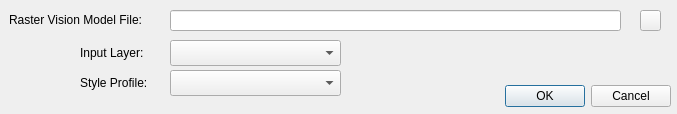
Qt form predict_dialog_base.ui (azavea/raster-vision-qgis) before a commit.
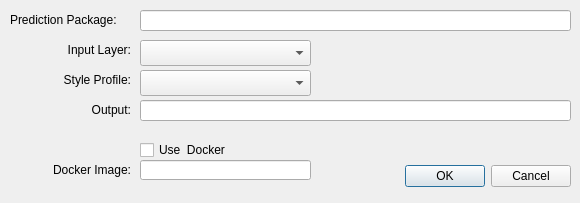
The same form after that commit. Icons and pictures are not drawn.

Commit message: Added predict dialog funtionality

Diff of the .ui file:
```diff
--- a/predict_dialog_base.ui
+++ b/predict_dialog_base.ui
@@ -6,8 +6,8 @@
    <rect>
     <x>0</x>
     <y>0</y>
-    <width>677</width>
-    <height>114</height>
+    <width>580</width>
+    <height>203</height>
    </rect>
   </property>
   <property name="windowTitle">
@@ -19,9 +19,9 @@
   <widget class="QDialogButtonBox" name="button_box">
    <property name="geometry">
     <rect>
-     <x>330</x>
-     <y>80</y>
-     <width>341</width>
+     <x>400</x>
+     <y>160</y>
+     <width>171</width>
      <height>32</height>
     </rect>
    </property>
@@ -35,22 +35,22 @@
   <widget class="QLabel" name="label">
    <property name="geometry">
     <rect>
-     <x>9</x>
+     <x>10</x>
      <y>10</y>
-     <width>151</width>
+     <width>121</width>
      <height>20</height>
     </rect>
    </property>
    <property name="text">
-    <string>Raster Vision Model File:</string>
+    <string>Prediction Package:</string>
    </property>
   </widget>
   <widget class="QLineEdit" name="model_file_edit">
    <property name="geometry">
     <rect>
-     <x>170</x>
+     <x>140</x>
      <y>10</y>
-     <width>451</width>
+     <width>431</width>
      <height>21</height>
     </rect>
    </property>
@@ -58,7 +58,7 @@
   <widget class="QComboBox" name="style_profile_combobox">
    <property name="geometry">
     <rect>
-     <x>170</x>
+     <x>140</x>
      <y>70</y>
      <width>171</width>
      <height>26</height>
@@ -68,37 +68,23 @@
   <widget class="QLabel" name="label_3">
    <property name="geometry">
     <rect>
-     <x>80</x>
+     <x>10</x>
      <y>70</y>
-     <width>81</width>
-     <height>26</height>
+     <width>121</width>
+     <height>20</height>
     </rect>
    </property>
    <property name="text">
     <string>Style Profile:</string>
    </property>
-  </widget>
-  <widget class="QPushButton" name="info_button">
-   <property name="geometry">
-    <rect>
-     <x>640</x>
-     <y>10</y>
-     <width>21</width>
-     <height>21</height>
-    </rect>
-   </property>
-   <property name="text">
-    <string/>
-   </property>
-   <property name="icon">
-    <iconset theme=":/plugins/raster_vision_qgis/info.png">
-     <normaloff>.</normaloff>.</iconset>
+   <property name="alignment">
+    <set>Qt::AlignRight|Qt::AlignTrailing|Qt::AlignVCenter</set>
    </property>
   </widget>
   <widget class="QComboBox" name="input_layer_combobox">
    <property name="geometry">
     <rect>
-     <x>170</x>
+     <x>140</x>
      <y>40</y>
      <width>171</width>
      <height>26</height>
@@ -108,14 +94,82 @@
   <widget class="QLabel" name="label_4">
    <property name="geometry">
     <rect>
-     <x>80</x>
+     <x>10</x>
      <y>40</y>
-     <width>71</width>
-     <height>26</height>
+     <width>121</width>
+     <height>20</height>
     </rect>
    </property>
    <property name="text">
     <string>Input Layer:</string>
+   </property>
+   <property name="alignment">
+    <set>Qt::AlignRight|Qt::AlignTrailing|Qt::AlignVCenter</set>
+   </property>
+  </widget>
+  <widget class="QLabel" name="label_5">
+   <property name="geometry">
+    <rect>
+     <x>10</x>
+     <y>160</y>
+     <width>121</width>
+     <height>20</height>
+    </rect>
+   </property>
+   <property name="text">
+    <string>Docker Image:</string>
+   </property>
+   <property name="alignment">
+    <set>Qt::AlignRight|Qt::AlignTrailing|Qt::AlignVCenter</set>
+   </property>
+  </widget>
+  <widget class="QCheckBox" name="use_docker_checkbox">
+   <property name="geometry">
+    <rect>
+     <x>140</x>
+     <y>140</y>
+     <width>101</width>
+     <height>20</height>
+    </rect>
+   </property>
+   <property name="text">
+    <string>Use  Docker</string>
+   </property>
+  </widget>
+  <widget class="QLineEdit" name="docker_image_edit">
+   <property name="geometry">
+    <rect>
+     <x>140</x>
+     <y>160</y>
+     <width>171</width>
+     <height>20</height>
+    </rect>
+   </property>
+  </widget>
+  <widget class="QLabel" name="label_2">
+   <property name="geometry">
+    <rect>
+     <x>10</x>
+     <y>100</y>
+     <width>121</width>
+     <height>20</height>
+    </rect>
+   </property>
+   <property name="text">
+    <string>Output:</string>
+   </property>
+   <property name="alignment">
+    <set>Qt::AlignRight|Qt::AlignTrailing|Qt::AlignVCenter</set>
+   </property>
+  </widget>
+  <widget class="QLineEdit" name="label_uri_edit">
+   <property name="geometry">
+    <rect>
+     <x>140</x>
+     <y>100</y>
+     <width>431</width>
+     <height>21</height>
+    </rect>
    </property>
   </widget>
  </widget>
```
Left out of the diff: 2 changed lines with no effect on the pictures. The commit also changes 22 other files.
